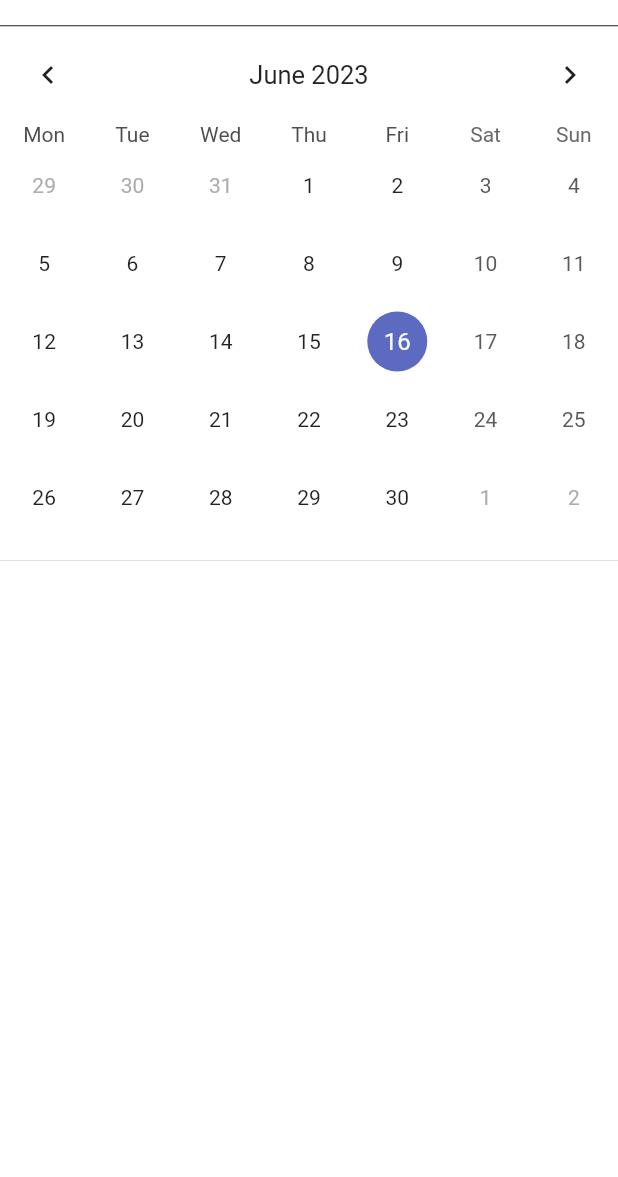
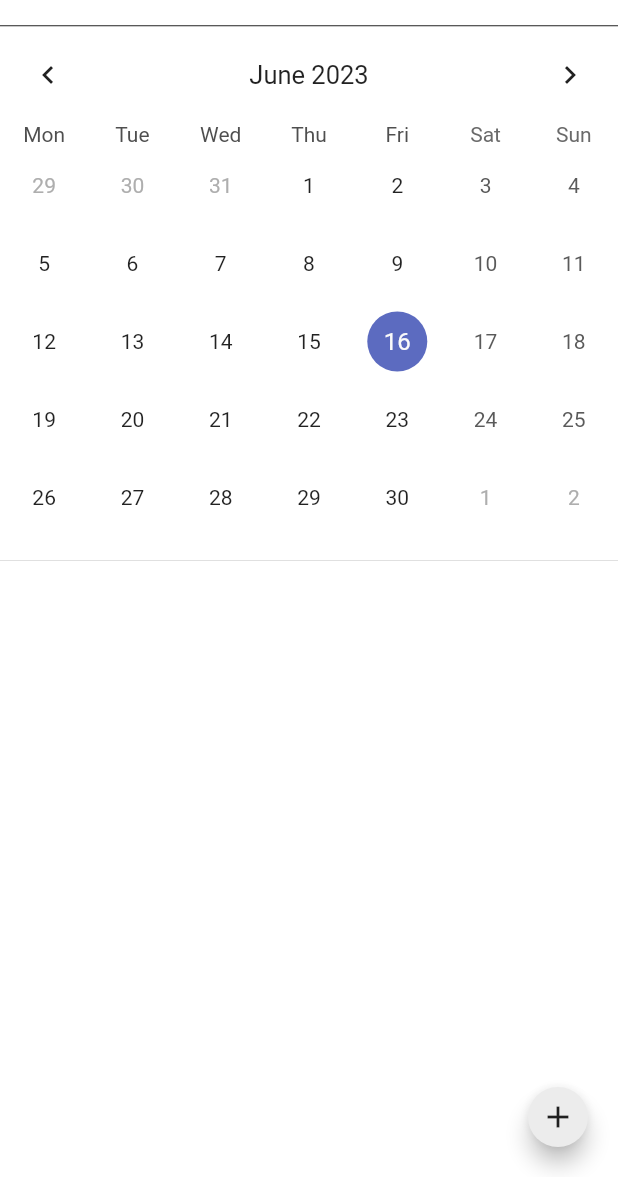
Before and after one commit to alba823/reminder, a Flutter app: the screen it shows after launch, after a tap on the "dark mode" icon, on a phone screen of 412 x 824 dp, the part 59-1236 px from its top. Run offline on Flutter 3.47's test engine with Material 2 defaults, Android fonts, the light colour scheme and no system bars; drawn by our look-alikes of table_calendar; our stand-ins replace bloc, floor, flutter_bloc, localstorage, sqflite; accounts and stored records are empty; generated files the repository leaves out were written again.

Commit message:
Refactored MainScreen v1

```diff
--- a/lib/ui/screens/calendar_screen.dart
+++ b/lib/ui/screens/calendar_screen.dart
@@ -1,18 +1,83 @@
 import 'package:flutter/material.dart';
+import 'package:flutter_bloc/flutter_bloc.dart';
+import 'package:reminder/bloc/calendar/calendar_bloc.dart';
+import 'package:reminder/bloc/theme/theme_cubit.dart';
 import 'package:reminder/ui/widgets/calendar_widget.dart';
 import 'package:reminder/ui/widgets/events_widget.dart';
 
 class CalendarScreen extends StatelessWidget {
-  const CalendarScreen({super.key});
+  const CalendarScreen(
+      {super.key,
+      required this.textColor,
+      required this.floatingButtonBackgroundColor,
+      required this.backgroundColor,
+      required this.icon});
+
+  final Color textColor;
+  final Color floatingButtonBackgroundColor;
+
+  final Color backgroundColor;
+  final IconData icon;
 
   @override
   Widget build(BuildContext context) {
-    return const Column(
-      children: <Widget>[
-        CalendarWidget(),
-        Padding(padding: EdgeInsets.only(top: 8), child: Divider()),
-        Expanded(child: EventsWidget()),
+    return Scaffold(
+        appBar: _getAppBar(backgroundColor, textColor, icon, () {
+          BlocProvider.of<ThemeCubit>(context).switchTheme();
+          BlocProvider.of<CalendarBloc>(context).add(OnUpdate());
+        }),
+        floatingActionButton: _getFloatingButton(
+            iconColor: textColor,
+            backgroundColor: floatingButtonBackgroundColor,
+            onPressed: () {
+              showModalBottomSheet(
+                  context: context,
+                  builder: (_) {
+                    return Container(height: 200, color: Colors.greenAccent);
+                  });
+            }),
+        body: const Column(
+          children: <Widget>[
+            CalendarWidget(),
+            Padding(padding: EdgeInsets.only(top: 8), child: Divider()),
+            Expanded(child: EventsWidget()),
+          ],
+        ));
+  }
+
+  PreferredSizeWidget? _getAppBar(Color backgroundColor, Color textColor,
+      IconData icon, VoidCallback onSwitchThemePressed) {
+    return AppBar(
+      elevation: 0,
+      backgroundColor: backgroundColor,
+      title: Text(
+        "Reminder",
+        style: TextStyle(color: textColor),
+      ),
+      actions: <Widget>[
+        IconButton(
+            splashRadius: 24,
+            onPressed: onSwitchThemePressed,
+            icon: Icon(icon, color: textColor)),
       ],
+      bottom: PreferredSize(
+        preferredSize: const Size.fromHeight(1),
+        child: Divider(height: 1, color: textColor),
+      ),
     );
   }
+
+  Widget _getFloatingButton(
+      {required Color iconColor,
+      required Color backgroundColor,
+      required VoidCallback onPressed}) {
+    return FloatingActionButton(
+        onPressed: onPressed,
+        backgroundColor: backgroundColor,
+        mini: true,
+        child: Icon(
+          Icons.add,
+          color: iconColor,
+        ));
+  }
 }
--- a/lib/ui/screens/main_screen.dart
+++ b/lib/ui/screens/main_screen.dart
@@ -1,6 +1,5 @@
 import 'package:flutter/material.dart';
 import 'package:flutter_bloc/flutter_bloc.dart';
-import 'package:reminder/bloc/calendar/calendar_bloc.dart';
 import 'package:reminder/bloc/theme/theme_cubit.dart';
 import 'package:reminder/ui/screens/calendar_screen.dart';
 import 'package:reminder/utils/theme_values.dart';
@@ -13,6 +12,9 @@ class MainScreen extends StatelessWidget {
     return BlocBuilder<ThemeCubit, ThemeState>(builder: (context, state) {
       final themeMode = state.isDarkTheme() ? ThemeMode.dark : ThemeMode.light;
       final textColor = state.isDarkTheme() ? lightThemeColor : darkThemeColor;
+      final floatingButtonBackgroundColor = state.isDarkTheme()
+          ? const Color(0xFF1e1e1e)
+          : const Color(0xFFececec);
       final backgroundColor =
           state.isDarkTheme() ? darkThemeColor : lightThemeColor;
       final icon = state.isDarkTheme() ? Icons.dark_mode : Icons.light_mode;
@@ -22,34 +24,13 @@ class MainScreen extends StatelessWidget {
           theme: lightTheme,
           darkTheme: darkTheme,
           themeMode: themeMode,
-          home: Scaffold(
-              appBar: _getAppBar(backgroundColor, textColor, icon, () {
-                BlocProvider.of<ThemeCubit>(context).switchTheme();
-                BlocProvider.of<CalendarBloc>(context).add(OnUpdate());
-              }),
-              body: const CalendarScreen()));
+          home: CalendarScreen(
+            textColor: textColor,
+            floatingButtonBackgroundColor: floatingButtonBackgroundColor,
+            backgroundColor: backgroundColor,
+            icon: icon,
+          )
+      );
     });
   }
-
-  PreferredSizeWidget? _getAppBar(Color backgroundColor, Color textColor,
-      IconData icon, VoidCallback onSwitchThemePressed) {
-    return AppBar(
-      elevation: 0,
-      backgroundColor: backgroundColor,
-      title: Text(
-        "Reminder",
-        style: TextStyle(color: textColor),
-      ),
-      actions: <Widget>[
-        IconButton(
-            splashRadius: 24,
-            onPressed: onSwitchThemePressed,
-            icon: Icon(icon, color: textColor)),
-      ],
-      bottom: PreferredSize(
-        preferredSize: const Size.fromHeight(1),
-        child: Divider(height: 1, color: textColor),
-      ),
-    );
-  }
 }
```
Also changed, not shown: lib/ui/screens/add_event_screen.dart (added).
